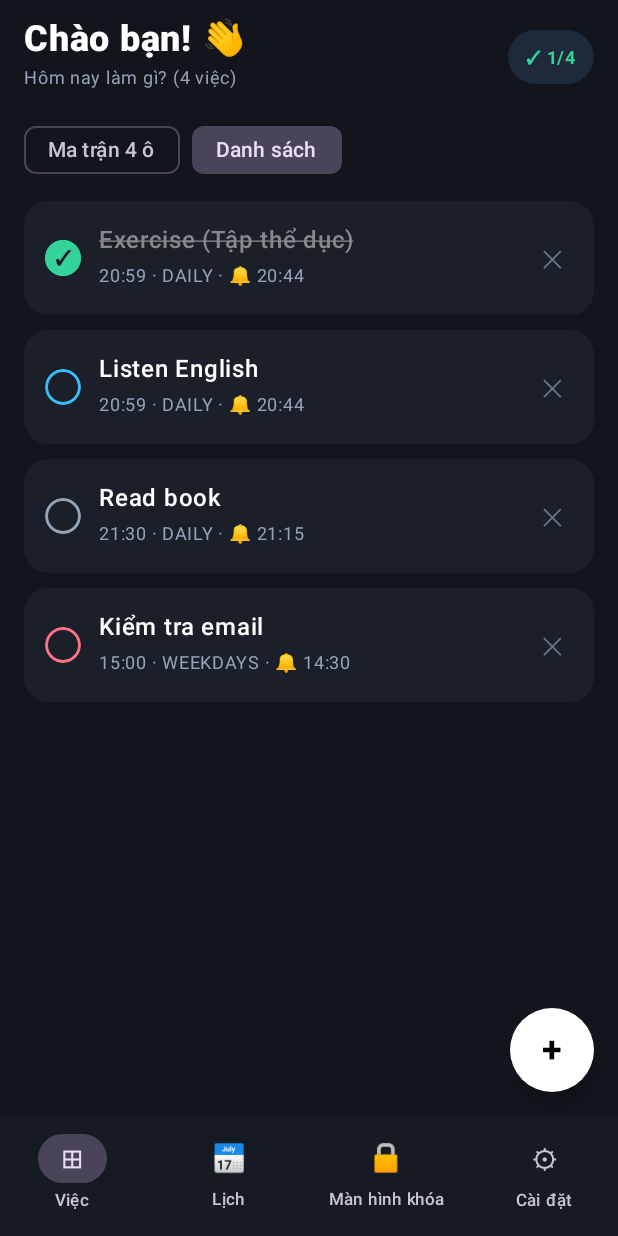
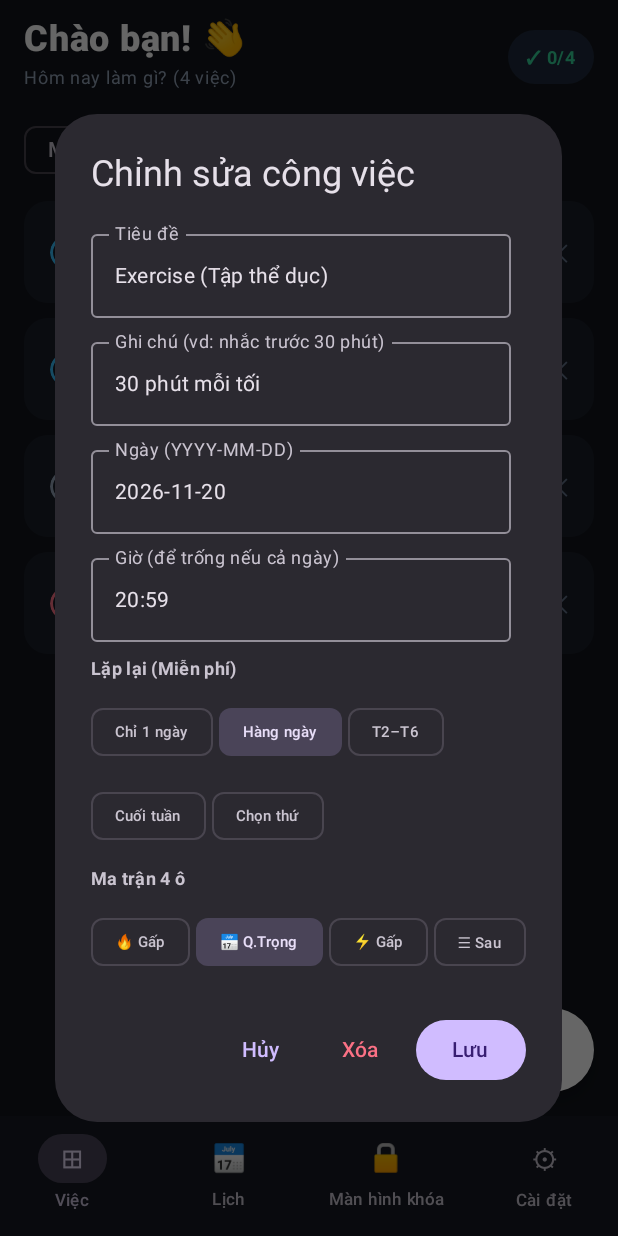
Before and after one commit to nightlostls/work-ota, an Android app built with Jetpack Compose: the screen it shows after launch (MainActivity), after a tap on "Exercise (Tập thể dục)", on a phone screen of 412 x 824 dp. Run offline under Robolectric (Android 15) with nearby library versions, the phone set to English and light mode, and no system bars; 1 statement that could not run was skipped; 2 other taps on this screen came first.

Commit message:
v1.0.9: Cham vong tron hoan thanh, cham viec de sua

```diff
--- a/app/build.gradle.kts
+++ b/app/build.gradle.kts
@@ -13,8 +13,8 @@ android {
         applicationId = "com.work.app"
         minSdk = 26
         targetSdk = 37
-        versionCode = 9
-        versionName = "1.0.8"
+        versionCode = 10
+        versionName = "1.0.9"
 
         testInstrumentationRunner = "androidx.test.runner.AndroidJUnitRunner"
     }
--- a/app/src/main/java/com/work/app/MainActivity.kt
+++ b/app/src/main/java/com/work/app/MainActivity.kt
@@ -79,6 +79,7 @@ fun WorkAppScreen() {
     var doneIds by remember { mutableStateOf(repo.getCompletedIds(selectedDate)) }
     var viewMatrix by remember { mutableStateOf(true) }
     var showAddDialog by remember { mutableStateOf(false) }
+    var editingTask by remember { mutableStateOf<WorkTask?>(null) }
     var presetQuad by remember { mutableStateOf(Quadrant.Q1) }
     var wallpapers by remember { mutableStateOf(repo.getWallpapers()) }
     var activeWallPath by remember { mutableStateOf(repo.getActiveWallpaperPath()) }
@@ -130,6 +131,7 @@ fun WorkAppScreen() {
             if (tab == 0 || tab == 1) {
                 FloatingActionButton(
                     onClick = {
+                        editingTask = null
                         presetQuad = Quadrant.Q1
                         showAddDialog = true
                     },
@@ -176,7 +178,12 @@ fun WorkAppScreen() {
                         repo.toggleTaskDone(id, selectedDate)
                         refreshAll()
                     },
+                    onEditTask = { t ->
+                        editingTask = t
+                        showAddDialog = true
+                    },
                     onAddInQuad = { q ->
+                        editingTask = null
                         presetQuad = q
                         showAddDialog = true
                     },
@@ -198,6 +205,10 @@ fun WorkAppScreen() {
                     onToggleTask = { id ->
                         repo.toggleTaskDone(id, selectedDate)
                         refreshAll()
+                    },
+                    onEditTask = { t ->
+                        editingTask = t
+                        showAddDialog = true
                     }
                 )
                 2 -> LockScreenTabView(
@@ -225,15 +236,32 @@ fun WorkAppScreen() {
         }
 
         if (showAddDialog) {
-            AddTaskDialog(
+            TaskFormDialog(
+                existingTask = editingTask,
                 initialQuad = presetQuad,
                 initialDate = selectedDate,
-                onDismiss = { showAddDialog = false },
-                onSave = { newTask ->
+                onDismiss = {
+                    showAddDialog = false
+                    editingTask = null
+                },
+                onSave = { savedTask ->
                     val list = repo.getTasks().toMutableList()
-                    list.add(0, newTask)
+                    val idx = list.indexOfFirst { it.id == savedTask.id }
+                    if (idx >= 0) {
+                        list[idx] = savedTask
+                    } else {
+                        list.add(0, savedTask)
+                    }
                     repo.saveTasks(list)
                     showAddDialog = false
+                    editingTask = null
+                    refreshAll()
+                },
+                onDelete = { delId ->
+                    val updated = repo.getTasks().filterNot { it.id == delId }
+                    repo.saveTasks(updated)
+                    showAddDialog = false
+                    editingTask = null
                     refreshAll()
                 }
             )
@@ -248,6 +276,7 @@ fun TasksTabView(
     viewMatrix: Boolean,
     onToggleView: (Boolean) -> Unit,
     onToggleTask: (String) -> Unit,
+    onEditTask: (WorkTask) -> Unit,
     onAddInQuad: (Quadrant) -> Unit,
     onDeleteTask: (String) -> Unit
 ) {
@@ -272,18 +301,18 @@ fun TasksTabView(
         if (viewMatrix) {
             Column(verticalArrangement = Arrangement.spacedBy(10.dp), modifier = Modifier.fillMaxSize()) {
                 Row(horizontalArrangement = Arrangement.spacedBy(10.dp), modifier = Modifier.weight(1f).fillMaxWidth()) {
-                    QuadrantCard(Quadrant.Q1, "🔥", tasks.filter { it.quadrant == Quadrant.Q1 }, doneIds, onToggleTask, onAddInQuad, onDeleteTask, Modifier.weight(1f).fillMaxHeight())
-                    QuadrantCard(Quadrant.Q2, "📅", tasks.filter { it.quadrant == Quadrant.Q2 }, doneIds, onToggleTask, onAddInQuad, onDeleteTask, Modifier.weight(1f).fillMaxHeight())
+                    QuadrantCard(Quadrant.Q1, "🔥", tasks.filter { it.quadrant == Quadrant.Q1 }, doneIds, onToggleTask, onEditTask, onAddInQuad, onDeleteTask, Modifier.weight(1f).fillMaxHeight())
+                    QuadrantCard(Quadrant.Q2, "📅", tasks.filter { it.quadrant == Quadrant.Q2 }, doneIds, onToggleTask, onEditTask, onAddInQuad, onDeleteTask, Modifier.weight(1f).fillMaxHeight())
                 }
                 Row(horizontalArrangement = Arrangement.spacedBy(10.dp), modifier = Modifier.weight(1f).fillMaxWidth()) {
-                    QuadrantCard(Quadrant.Q3, "⚡", tasks.filter { it.quadrant == Quadrant.Q3 }, doneIds, onToggleTask, onAddInQuad, onDeleteTask, Modifier.weight(1f).fillMaxHeight())
-                    QuadrantCard(Quadrant.Q4, "☰", tasks.filter { it.quadrant == Quadrant.Q4 }, doneIds, onToggleTask, onAddInQuad, onDeleteTask, Modifier.weight(1f).fillMaxHeight())
+                    QuadrantCard(Quadrant.Q3, "⚡", tasks.filter { it.quadrant == Quadrant.Q3 }, doneIds, onToggleTask, onEditTask, onAddInQuad, onDeleteTask, Modifier.weight(1f).fillMaxHeight())
+                    QuadrantCard(Quadrant.Q4, "☰", tasks.filter { it.quadrant == Quadrant.Q4 }, doneIds, onToggleTask, onEditTask, onAddInQuad, onDeleteTask, Modifier.weight(1f).fillMaxHeight())
                 }
             }
         } else {
             LazyColumn(verticalArrangement = Arrangement.spacedBy(10.dp)) {
                 items(tasks, key = { it.id }) { t ->
-                    TaskRowCard(t, doneIds.contains(t.id), { onToggleTask(t.id) }, { onDeleteTask(t.id) })
+                    TaskRowCard(t, doneIds.contains(t.id), { onToggleTask(t.id) }, { onEditTask(t) }, { onDeleteTask(t.id) })
                 }
             }
         }
@@ -297,6 +326,7 @@ fun QuadrantCard(
     items: List<WorkTask>,
     doneIds: Set<String>,
     onToggleTask: (String) -> Unit,
+    onEditTask: (WorkTask) -> Unit,
     onAddInQuad: (Quadrant) -> Unit,
     onDeleteTask: (String) -> Unit,
     modifier: Modifier = Modifier
@@ -332,8 +362,12 @@ fun QuadrantCard(
             items(items, key = { it.id }) { t ->
                 val done = doneIds.contains(t.id)
                 Row(
-                    modifier = Modifier.fillMaxWidth().clip(RoundedCornerShape(10.dp)).background(Color(0xFF232936)).clickable { onToggleTask(t.id) }.padding(8.dp),
+                    modifier = Modifier.fillMaxWidth().clip(RoundedCornerShape(10.dp)).background(Color(0xFF232936)).clickable { onEditTask(t) }.padding(6.dp),
                     verticalAlignment = Alignment.CenterVertically
+                ) {
+                    Box(
+                        modifier = Modifier.size(30.dp).clip(CircleShape).clickable { onToggleTask(t.id) },
+                        contentAlignment = Alignment.Center
                     ) {
                         Box(
                             modifier = Modifier.size(18.dp).clip(CircleShape)
@@ -343,7 +377,8 @@ fun QuadrantCard(
                         ) {
                             if (done) Text("✓", color = Color(0xFF0F172A), fontSize = 11.sp, fontWeight = FontWeight.ExtraBold)
                         }
-                    Spacer(Modifier.width(7.dp))
+                    }
+                    Spacer(Modifier.width(3.dp))
                     Column(Modifier.weight(1f)) {
                         Text(t.title, color = if (done) Color.Gray else Color.White, fontSize = 12.sp, maxLines = 2, overflow = TextOverflow.Ellipsis, textDecoration = if (done) TextDecoration.LineThrough else TextDecoration.None)
                         val rem = NoteReminderParser.computeReminderTime(t)
@@ -357,22 +392,27 @@ fun QuadrantCard(
 }
 
 @Composable
-fun TaskRowCard(t: WorkTask, isDone: Boolean, onToggle: () -> Unit, onDelete: () -> Unit) {
+fun TaskRowCard(t: WorkTask, isDone: Boolean, onToggle: () -> Unit, onEdit: () -> Unit, onDelete: () -> Unit) {
     val accent = Color(t.quadrant.colorHex)
     val rem = NoteReminderParser.computeReminderTime(t)
     Row(
-        modifier = Modifier.fillMaxWidth().clip(RoundedCornerShape(16.dp)).background(Color(0xFF1A1F29)).clickable { onToggle() }.padding(14.dp),
+        modifier = Modifier.fillMaxWidth().clip(RoundedCornerShape(16.dp)).background(Color(0xFF1A1F29)).clickable { onEdit() }.padding(10.dp),
         verticalAlignment = Alignment.CenterVertically
     ) {
         Box(
-            modifier = Modifier.size(24.dp).clip(CircleShape)
+            modifier = Modifier.size(36.dp).clip(CircleShape).clickable { onToggle() },
+            contentAlignment = Alignment.Center
+        ) {
+            Box(
+                modifier = Modifier.size(22.dp).clip(CircleShape)
                     .border(2.dp, if (isDone) Color(0xFF34D399) else accent, CircleShape)
                     .background(if (isDone) Color(0xFF34D399) else Color.Transparent),
                 contentAlignment = Alignment.Center
             ) {
-            if (isDone) Text("✓", color = Color(0xFF0F172A), fontSize = 13.sp, fontWeight = FontWeight.ExtraBold)
+                if (isDone) Text("✓", color = Color(0xFF0F172A), fontSize = 12.sp, fontWeight = FontWeight.ExtraBold)
             }
-        Spacer(Modifier.width(12.dp))
+        }
+        Spacer(Modifier.width(8.dp))
         Column(Modifier.weight(1f)) {
             Text(t.title, color = if (isDone) Color.Gray else Color.White, fontWeight = FontWeight.SemiBold, textDecoration = if (isDone) TextDecoration.LineThrough else TextDecoration.None)
             Text("${t.time ?: "Cả ngày"} · ${t.repeat.name} · 🔔 ${rem ?: "--"}", fontSize = 12.sp, color = Color(0xFF94A3B8))
@@ -387,7 +427,8 @@ fun CalendarTabView(
     onSelectDate: (LocalDate) -> Unit,
     tasks: List<WorkTask>,
     doneIds: Set<String>,
-    onToggleTask: (String) -> Unit
+    onToggleTask: (String) -> Unit,
+    onEditTask: (WorkTask) -> Unit
 ) {
     val ctx = LocalContext.current
     var events by remember { mutableStateOf<List<com.work.app.calendar.SyncedCalendarEvent>>(emptyList()) }
@@ -430,7 +471,7 @@ fun CalendarTabView(
                 }
             }
             items(tasks, key = { it.id }) { t ->
-                TaskRowCard(t, doneIds.contains(t.id), { onToggleTask(t.id) }, {})
+                TaskRowCard(t, doneIds.contains(t.id), { onToggleTask(t.id) }, { onEditTask(t) }, {})
             }
         }
     }
@@ -597,31 +638,60 @@ fun SettingsTabView(
 }
 
 @Composable
-fun AddTaskDialog(
+fun TaskFormDialog(
+    existingTask: WorkTask?,
     initialQuad: Quadrant,
     initialDate: LocalDate,
     onDismiss: () -> Unit,
-    onSave: (WorkTask) -> Unit
+    onSave: (WorkTask) -> Unit,
+    onDelete: (String) -> Unit
 ) {
-    var title by remember { mutableStateOf("") }
-    var note by remember { mutableStateOf("") }
-    var time by remember { mutableStateOf("20:59") }
-    var repeat by remember { mutableStateOf(RepeatType.DAILY) }
-    var quad by remember { mutableStateOf(initialQuad) }
+    var title by remember { mutableStateOf(existingTask?.title ?: "") }
+    var note by remember { mutableStateOf(existingTask?.note ?: "") }
+    var dateStr by remember { mutableStateOf(existingTask?.startDate ?: initialDate.toString()) }
+    var time by remember { mutableStateOf(existingTask?.time ?: "20:59") }
+    var repeat by remember { mutableStateOf(existingTask?.repeat ?: RepeatType.DAILY) }
+    var customDays by remember { mutableStateOf(existingTask?.customDays ?: listOf(1, 2, 3, 4, 5)) }
+    var quad by remember { mutableStateOf(existingTask?.quadrant ?: initialQuad) }
 
     AlertDialog(
         onDismissRequest = onDismiss,
-        title = { Text("Tạo công việc mới") },
+        title = { Text(if (existingTask == null) "Tạo công việc mới" else "Chỉnh sửa công việc") },
         text = {
             Column(verticalArrangement = Arrangement.spacedBy(8.dp), modifier = Modifier.verticalScroll(rememberScrollState())) {
                 OutlinedTextField(value = title, onValueChange = { title = it }, label = { Text("Tiêu đề") }, singleLine = true)
                 OutlinedTextField(value = note, onValueChange = { note = it }, label = { Text("Ghi chú (vd: nhắc trước 30 phút)") })
+                OutlinedTextField(value = dateStr, onValueChange = { dateStr = it }, label = { Text("Ngày (YYYY-MM-DD)") }, singleLine = true)
                 OutlinedTextField(value = time, onValueChange = { time = it }, label = { Text("Giờ (để trống nếu cả ngày)") }, singleLine = true)
 
                 Text("Lặp lại (Miễn phí)", fontSize = 12.sp, fontWeight = FontWeight.Bold)
-                Row(horizontalArrangement = Arrangement.spacedBy(6.dp)) {
-                    listOf(RepeatType.DAILY to "Hàng ngày", RepeatType.WEEKDAYS to "T2–T6", RepeatType.NONE to "1 lần").forEach { (r, lbl) ->
-                        FilterChip(selected = repeat == r, onClick = { repeat = r }, label = { Text(lbl, fontSize = 11.sp) })
+                Row(horizontalArrangement = Arrangement.spacedBy(4.dp)) {
+                    listOf(RepeatType.NONE to "Chỉ 1 ngày", RepeatType.DAILY to "Hàng ngày", RepeatType.WEEKDAYS to "T2–T6").forEach { (r, lbl) ->
+                        FilterChip(selected = repeat == r, onClick = { repeat = r }, label = { Text(lbl, fontSize = 10.sp) })
+                    }
+                }
+                Row(horizontalArrangement = Arrangement.spacedBy(4.dp)) {
+                    listOf(RepeatType.WEEKENDS to "Cuối tuần", RepeatType.CUSTOM to "Chọn thứ").forEach { (r, lbl) ->
+                        FilterChip(selected = repeat == r, onClick = { repeat = r }, label = { Text(lbl, fontSize = 10.sp) })
+                    }
+                }
+
+                if (repeat == RepeatType.CUSTOM) {
+                    Row(horizontalArrangement = Arrangement.spacedBy(4.dp)) {
+                        listOf(1 to "T2", 2 to "T3", 3 to "T4", 4 to "T5", 5 to "T6", 6 to "T7", 7 to "CN").forEach { (d, lbl) ->
+                            val sel = customDays.contains(d)
+                            Box(
+                                modifier = Modifier.weight(1f).clip(RoundedCornerShape(8.dp))
+                                    .background(if (sel) Color(0xFFF59E0B) else Color(0xFF1E293B))
+                                    .clickable {
+                                        customDays = if (sel) customDays - d else customDays + d
+                                    }
+                                    .padding(vertical = 6.dp),
+                                contentAlignment = Alignment.Center
+                            ) {
+                                Text(lbl, fontSize = 10.sp, fontWeight = FontWeight.Bold, color = if (sel) Color.Black else Color.White)
+                            }
+                        }
                     }
                 }
 
@@ -634,22 +704,31 @@ fun AddTaskDialog(
             }
         },
         confirmButton = {
+            Row(horizontalArrangement = Arrangement.spacedBy(8.dp)) {
+                if (existingTask != null) {
+                    TextButton(onClick = { onDelete(existingTask.id) }) {
+                        Text("Xóa", color = Color(0xFFFB7185))
+                    }
+                }
                 Button(onClick = {
                     if (title.isNotBlank()) {
+                        val validDate = runCatching { LocalDate.parse(dateStr.trim()).toString() }.getOrDefault(initialDate.toString())
                         onSave(
                             WorkTask(
-                            id = "t_${System.currentTimeMillis()}",
+                                id = existingTask?.id ?: "t_${System.currentTimeMillis()}",
                                 title = title.trim(),
                                 note = note.trim(),
-                            startDate = initialDate.toString(),
+                                startDate = validDate,
                                 time = time.trim().ifBlank { null },
                                 repeat = repeat,
+                                customDays = customDays,
                                 quadrant = quad,
                                 highPriority = quad == Quadrant.Q1
                             )
                         )
                     }
                 }) { Text("Lưu") }
+            }
         },
         dismissButton = { TextButton(onClick = onDismiss) { Text("Hủy") } }
     )
```
Lines whose indentation alone changed are shown as unchanged.
